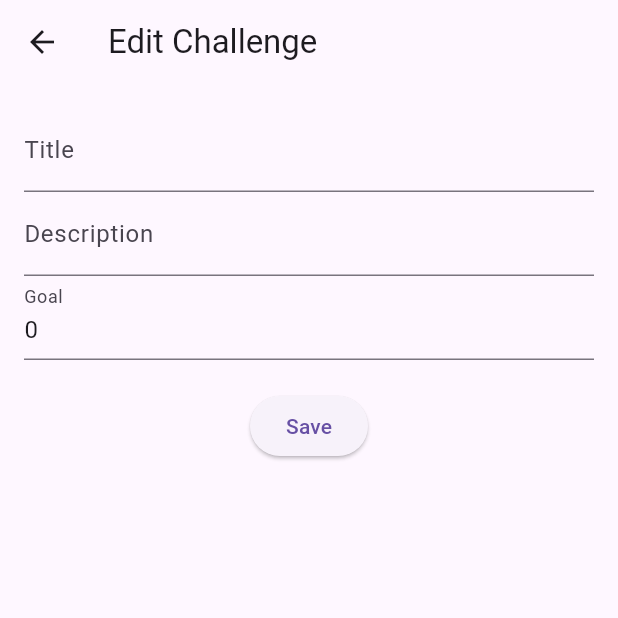
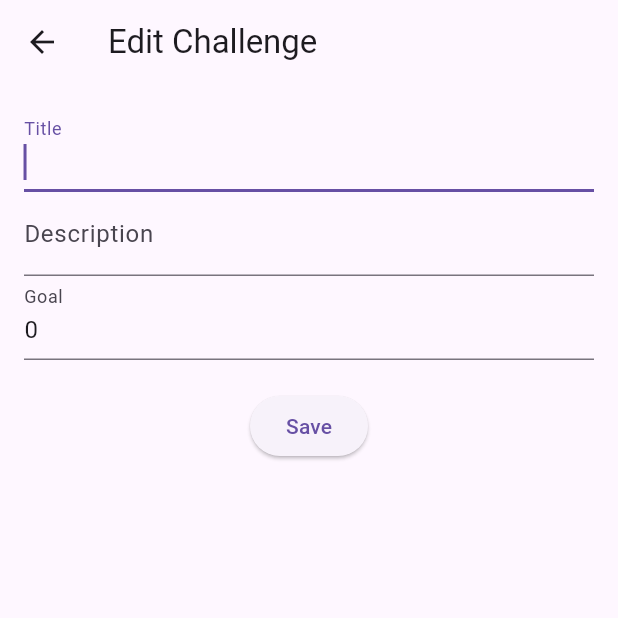
Before and after one commit to prospjx/MobileAP, a Flutter app: the ChallengeDetailsScreen screen opened directly with empty values, after a tap on "Edit", on a phone screen of 412 x 824 dp, the top half of it. Run offline on Flutter 3.47's test engine with Material 3 defaults, Android fonts, the phone set to English and light mode, and no system bars; our stand-ins replace shared_preferences, sqflite, sqflite_common_ffi, sqflite_common_ffi_web; accounts and stored records are empty.

Commit message:
Progress Tracker and Keyboard Fixed

```diff
--- a/fitquest_project/lib/screens/challenge_details.dart
+++ b/fitquest_project/lib/screens/challenge_details.dart
@@ -21,12 +21,35 @@ class _ChallengeDetailsScreenState extends State<ChallengeDetailsScreen> {
     challenge = widget.challenge;
   }
 
-  void completeChallenge() async {
+  Future<void> updateProgress(int dayIndex) async {
+    final nextDayIndex = challenge.progress;
+    final lastCheckedDayIndex = challenge.progress - 1;
+
+    if (dayIndex != nextDayIndex && dayIndex != lastCheckedDayIndex) {
+      ScaffoldMessenger.of(context).showSnackBar(
+        const SnackBar(
+          content: Text('Track days in order. Check the next day or undo the latest day.'),
+        ),
+      );
+      return;
+    }
+
+    final shouldUndo = dayIndex == lastCheckedDayIndex;
+    final nextProgress = shouldUndo ? challenge.progress - 1 : challenge.progress + 1;
+
     setState(() {
-      challenge.progress = challenge.goal;
+      challenge.progress = nextProgress;
     });
-    await DatabaseHelper.instance
-        .updateChallenge(challenge.id!, challenge.toMap());
+
+    await DatabaseHelper.instance.updateChallenge(challenge.id!, challenge.toMap());
+  }
+
+  Future<void> resetProgress() async {
+    setState(() {
+      challenge.progress = 0;
+    });
+
+    await DatabaseHelper.instance.updateChallenge(challenge.id!, challenge.toMap());
   }
 
   void deleteChallenge() async {
@@ -49,37 +72,89 @@ class _ChallengeDetailsScreenState extends State<ChallengeDetailsScreen> {
 
   @override
   Widget build(BuildContext context) {
+    final isCompleted = challenge.progress >= challenge.goal;
+
     return Scaffold(
       appBar: AppBar(title: Text(challenge.title)),
       body: Padding(
         padding: const EdgeInsets.all(16),
+        child: SingleChildScrollView(
           child: Column(
             crossAxisAlignment: CrossAxisAlignment.start,
             children: [
               Text("Description: ${challenge.description}"),
               const SizedBox(height: 10),
               Text("Progress: ${challenge.progress}/${challenge.goal}"),
+              const SizedBox(height: 8),
+              LinearProgressIndicator(
+                value: challenge.goal == 0 ? 0 : challenge.progress / challenge.goal,
+              ),
               const SizedBox(height: 20),
-            Row(
+              Text(
+                "Daily Goal Tracker",
+                style: Theme.of(context).textTheme.titleMedium,
+              ),
+              const SizedBox(height: 10),
+              Wrap(
+                spacing: 10,
+                runSpacing: 10,
+                children: List.generate(challenge.goal, (index) {
+                  final done = index < challenge.progress;
+                  final dayLabel = "Day ${index + 1}";
+
+                  return GestureDetector(
+                    onTap: () => updateProgress(index),
+                    child: Column(
+                      mainAxisSize: MainAxisSize.min,
+                      children: [
+                        CircleAvatar(
+                          radius: 18,
+                          backgroundColor: done
+                              ? Colors.green
+                              : Theme.of(context).colorScheme.surfaceContainerHighest,
+                          child: Icon(
+                            done ? Icons.check : Icons.circle_outlined,
+                            size: 18,
+                            color: done
+                                ? Colors.white
+                                : Theme.of(context).colorScheme.onSurfaceVariant,
+                          ),
+                        ),
+                        const SizedBox(height: 4),
+                        Text(dayLabel),
+                      ],
+                    ),
+                  );
+                }),
+              ),
+              const SizedBox(height: 12),
+              Text(
+                isCompleted
+                  ? "Completed. All goal days are checked."
+                  : "Check days in order, one circle at a time.",
+              ),
+              const SizedBox(height: 20),
+              Wrap(
+                spacing: 10,
+                runSpacing: 10,
                 children: [
                   ElevatedButton(
-                  onPressed: completeChallenge,
-                  child: const Text("Mark Complete"),
+                    onPressed: resetProgress,
+                    child: const Text("Reset Progress"),
                   ),
-                const SizedBox(width: 10),
                   ElevatedButton(
                     onPressed: editChallenge,
                     child: const Text("Edit"),
                   ),
-                const SizedBox(width: 10),
                   ElevatedButton(
                     onPressed: deleteChallenge,
                     style: ElevatedButton.styleFrom(backgroundColor: Colors.red),
                     child: const Text("Delete"),
                   ),
                 ],
-            )
+              ),
             ],
+          ),
         ),
       ),
     );
--- a/fitquest_project/lib/screens/create_challenge.dart
+++ b/fitquest_project/lib/screens/create_challenge.dart
@@ -17,6 +17,10 @@ class _CreateChallengeScreenState extends State<CreateChallengeScreen> {
   final TextEditingController _descController = TextEditingController();
   final TextEditingController _goalController = TextEditingController();
 
+  final FocusNode _titleFocus = FocusNode();
+  final FocusNode _descFocus = FocusNode();
+  final FocusNode _goalFocus = FocusNode();
+
   @override
   void initState() {
     super.initState();
@@ -27,14 +31,28 @@ class _CreateChallengeScreenState extends State<CreateChallengeScreen> {
     }
   }
 
+  @override
+  void dispose() {
+    _titleController.dispose();
+    _descController.dispose();
+    _goalController.dispose();
+    _titleFocus.dispose();
+    _descFocus.dispose();
+    _goalFocus.dispose();
+    super.dispose();
+  }
+
   void saveChallenge() async {
     if (!_formKey.currentState!.validate()) return;
+
+    final goal = int.parse(_goalController.text);
+    final existingProgress = widget.challenge?.progress ?? 0;
 
     Challenge newChallenge = Challenge(
       title: _titleController.text,
       description: _descController.text,
-      goal: int.parse(_goalController.text),
-      progress: widget.challenge?.progress ?? 0,
+      goal: goal,
+      progress: existingProgress > goal ? goal : existingProgress,
       createdAt: DateTime.now().toIso8601String(),
     );
 
@@ -54,30 +72,45 @@ class _CreateChallengeScreenState extends State<CreateChallengeScreen> {
       appBar: AppBar(
         title: Text(widget.challenge == null ? "Add Challenge" : "Edit Challenge"),
       ),
-      body: Padding(
+      body: SafeArea(
+        child: SingleChildScrollView(
           padding: const EdgeInsets.all(16),
+          keyboardDismissBehavior: ScrollViewKeyboardDismissBehavior.onDrag,
           child: Form(
             key: _formKey,
             child: Column(
               children: [
                 TextFormField(
                   controller: _titleController,
+                  focusNode: _titleFocus,
+                  autofocus: true,
+                  textInputAction: TextInputAction.next,
+                  onFieldSubmitted: (_) => _descFocus.requestFocus(),
                   decoration: const InputDecoration(labelText: "Title"),
                   validator: (value) =>
                       value!.isEmpty ? "Title cannot be empty" : null,
                 ),
                 TextFormField(
                   controller: _descController,
+                  focusNode: _descFocus,
+                  textInputAction: TextInputAction.next,
+                  onFieldSubmitted: (_) => _goalFocus.requestFocus(),
                   decoration: const InputDecoration(labelText: "Description"),
                 ),
                 TextFormField(
                   controller: _goalController,
+                  focusNode: _goalFocus,
+                  textInputAction: TextInputAction.done,
+                  onFieldSubmitted: (_) => saveChallenge(),
                   decoration: const InputDecoration(labelText: "Goal"),
                   keyboardType: TextInputType.number,
-                validator: (value) =>
-                    value!.isEmpty || int.tryParse(value) == null
-                        ? "Enter a valid number"
-                        : null,
+                  validator: (value) {
+                    final parsed = int.tryParse(value ?? '');
+                    if (parsed == null || parsed <= 0) {
+                      return "Goal must be a number greater than 0";
+                    }
+                    return null;
+                  },
                 ),
                 const SizedBox(height: 20),
                 ElevatedButton(
@@ -88,6 +121,7 @@ class _CreateChallengeScreenState extends State<CreateChallengeScreen> {
             ),
           ),
         ),
+      ),
     );
   }
 }
```
Lines whose indentation alone changed are shown as unchanged.
